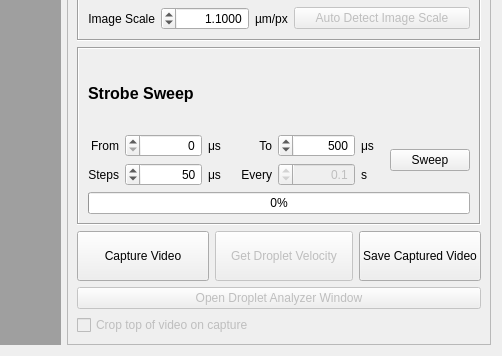
Above: src/ui/dropletobservationwidget.ui from BYUCreateResearchLab/CREATE_LAB_Binder_Jet_Printer before the change; both pictures show x 321 to 823 and y 327 to 683 of the 823 by 683 pixel window. Below: the same form after it.
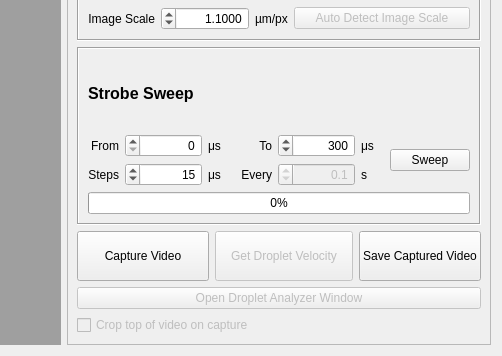
That is the form after the change.

The edit to the form file:
```diff
--- a/src/ui/dropletobservationwidget.ui
+++ b/src/ui/dropletobservationwidget.ui
@@ -322,7 +322,7 @@
             <number>1000</number>
            </property>
            <property name="value">
-            <number>500</number>
+            <number>300</number>
            </property>
           </widget>
          </item>
@@ -457,7 +457,7 @@
             <number>100</number>
            </property>
            <property name="value">
-            <number>50</number>
+            <number>15</number>
            </property>
           </widget>
          </item>
```
Left out of the diff: 21 changed lines with no effect on the pictures.
